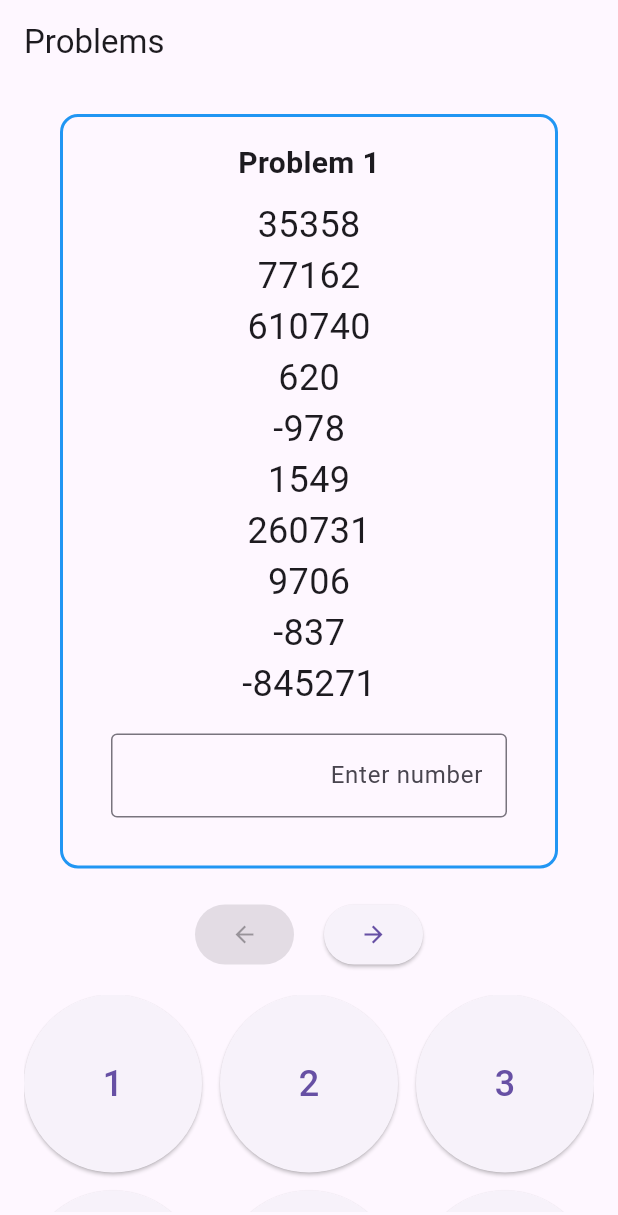
After one commit to Vultaire/sorokun, a Flutter app: the MainContainer screen opened directly, on a phone screen of 412 x 824 dp. The commit adds this screen. Shown: the top 1215 px of the screen. Run offline on Flutter 3.47's test engine with Material 3 defaults, Android fonts, the phone set to English and light mode, and no system bars; our stand-ins replace decimal.

Commit message:
rudimentary paper problem page

```diff
--- /dev/null
+++ b/lib/problem_generation/generation_spec.dart
@@ -0,0 +1,106 @@
+class GenerationSpec {
+  bool? allowMinus; // Flash, Variable Digits
+  bool? digitAllDifferent;
+  bool? neverNegative;
+  int? probCount;
+  int? digitCount; // Flash, Division, and Multiplication
+  int? length; // Flash
+  bool? integerDividend; // Division
+  bool? decimals; // Division and Multiplication
+  bool? controlDigitSplit; // Division and Multiplication
+  List<Map<String, int>>? problemSpec; // Variable Digits
+
+  GenerationSpec({
+    this.allowMinus,
+    this.digitAllDifferent,
+    this.neverNegative,
+    this.probCount,
+    this.digitCount,
+    this.integerDividend,
+    this.decimals,
+    this.controlDigitSplit,
+    this.problemSpec,
+  });
+}
+
+final kyuu_dan_spec = {
+  "10kyuu": {"digitCount": 3, "probCount": 5, "allowMinus": false},
+  "9kyuu": {"digitCount": 5, "probCount": 10, "allowMinus": true},
+  "8kyuu": {
+    "digitCount": 6,
+    "probCount": 20,
+    "allowMinus": true,
+    "decimals": true,
+  },
+  "7kyuu": {
+    "digitCount": 6,
+    "probCount": 20,
+    "allowMinus": true,
+    "decimals": true,
+  },
+  "6kyuu": {
+    "digitCount": 6,
+    "probCount": 20,
+    "allowMinus": true,
+    "decimals": true,
+  },
+  "5kyuu": {
+    "digitCount": 6,
+    "probCount": 20,
+    "allowMinus": true,
+    "decimals": true,
+  },
+  "4kyuu": {
+    "digitCount": 6,
+    "probCount": 20,
+    "allowMinus": true,
+    "decimals": true,
+  },
+  "3kyuu": {
+    "digitCount": 6,
+    "probCount": 20,
+    "allowMinus": true,
+    "decimals": true,
+  },
+  "2kyuu": {
+    "digitCount": 6,
+    "probCount": 20,
+    "allowMinus": true,
+    "decimals": true,
+  },
+  "1kyuu": {
+    "digitCount": 6,
+    "probCount": 20,
+    "allowMinus": true,
+    "decimals": true,
+    "neverNegative": true,
+    "problemSpec": [
+      {'digits': 3, 'count': 3},
+      {'digits': 4, 'count': 2},
+      {'digits': 5, 'count': 2},
+      {'digits': 6, 'count': 3},
+      {'minusCount': 3},
+      {'probCount': 15},
+    ],
+  },
+  "dan": {
+    "digitCount": 6,
+    "probCount": 20,
+    "allowMinus": true,
+    "decimals": true,
+  },
+};
+
+GenerationSpec getSpec(Map<String, dynamic> config) {
+  return GenerationSpec(
+    allowMinus: config["allowMinus"],
+    digitAllDifferent: config["digitAllDifferent"],
+    neverNegative: config["neverNegative"],
+    probCount: config["probCount"],
+    digitCount: config["digitCount"],
+    integerDividend: config["integerDividend"],
+    decimals: config["decimals"],
+    controlDigitSplit: config["controlDigitSplit"],
+    problemSpec: config["problemSpec"],
+  );
+}
--- /dev/null
+++ b/lib/problem_generation/variable_digits.dart
@@ -0,0 +1,76 @@
+import 'dart:math';
+import 'generation_spec.dart';
+
+class VariableDigitsProblem {
+  final GenerationSpec spec;
+  late List<List<int>> allProblems = [];
+  late List<int> sums = [];
+
+  VariableDigitsProblem({required this.spec}) {
+    final rand = Random();
+
+    int randomInt(int digits) {
+      int min = pow(10, digits - 1).toInt();
+      int max = pow(10, digits).toInt() - 1;
+
+      return min + rand.nextInt(max - min + 1);
+    }
+
+    for (int i = 0; i < (spec.probCount ?? 20); i++) {
+      List<int> problem = [];
+      for (var step in spec.problemSpec!) {
+        if (step.containsKey('digits')) {
+          int digits = step['digits']!;
+          int count = step['count']!;
+          for (int i = 0; i < count; i++) {
+            problem.add(randomInt(digits));
+          }
+        } else if (step.containsKey('minusCount')) {
+          int minusCount = step['minusCount']!;
+          var minusIndices = List.generate(problem.length, (i) => i)
+            ..shuffle(rand);
+
+          if (spec.neverNegative ?? false) {
+            bool ok = false;
+
+            while (!ok) {
+              problem.shuffle(rand);
+              problem = problem.map((x) => x.abs()).toList();
+
+              for (var i in minusIndices.take(minusCount)) {
+                problem[i] = -problem[i].abs();
+              }
+
+              int runningSum = 0;
+              ok = true;
+              for (var n in problem) {
+                runningSum += n;
+                if (runningSum < 0) {
+                  ok = false;
+                  minusIndices = List.generate(problem.length, (i) => i)
+                    ..shuffle(rand);
+                  break;
+                }
+              }
+            }
+          } else {
+            for (var i in minusIndices.take(minusCount)) {
+              problem[i] = -problem[i].abs();
+            }
+          }
+        }
+      }
+      allProblems.add(problem);
+      sums.add(problem.reduce((a, b) => a + b));
+    }
+  }
+}
+
+void main() {
+  var problem = VariableDigitsProblem(
+    spec: getSpec(kyuu_dan_spec["1kyuu"] as Map<String, dynamic>),
+  );
+
+  print(problem.allProblems);
+  print(problem.sums);
+}
--- /dev/null
+++ b/lib/screens/paper_problem.dart
@@ -0,0 +1,207 @@
+import 'package:flutter/material.dart';
+import 'package:soroban_app/problem_generation/generation_spec.dart';
+import 'package:soroban_app/problem_generation/variable_digits.dart';
+
+void main() {
+  runApp(const MainPage());
+}
+
+class MainPage extends StatelessWidget {
+  const MainPage({super.key});
+
+  @override
+  Widget build(BuildContext context) {
+    return MaterialApp(
+      theme: ThemeData(primarySwatch: Colors.blue),
+      home: const MainContainer(),
+    );
+  }
+}
+
+class MainContainer extends StatefulWidget {
+  const MainContainer({super.key});
+
+  @override
+  State<MainContainer> createState() => _MainContainerState();
+}
+
+class _MainContainerState extends State<MainContainer> {
+  late VariableDigitsProblem variableDigits;
+  late List<List<int>> currentProblemSet;
+  late List<int> currentProblem;
+  String selectedLevel = "1kyuu"; // default
+  int currentProblemIndex = 0;
+  final TextEditingController _controller = TextEditingController();
+
+  void _appendDigit(String digit) {
+    _controller.text += digit;
+  }
+
+  void _deleteDigit() {
+    if (_controller.text.isNotEmpty) {
+      _controller.text = _controller.text.substring(
+        0,
+        _controller.text.length - 1,
+      );
+    }
+  }
+
+  void _checkAnswer() {
+    // Get text from the controller
+    final inputText = _controller.text;
+
+    // Convert to integer
+    final inputNumber = int.tryParse(inputText);
+
+    setState(() {
+      currentProblemIndex++;
+    });
+
+    if (inputNumber == null) {
+      // Not a valid number
+      ScaffoldMessenger.of(context).showSnackBar(
+        const SnackBar(content: Text("Please enter a valid number")),
+      );
+      return;
+    }
+
+    if (inputNumber == variableDigits.sums[currentProblemIndex]) {
+      ScaffoldMessenger.of(
+        context,
+      ).showSnackBar(const SnackBar(content: Text("Correct! 🎉")));
+    } else {
+      ScaffoldMessenger.of(context).showSnackBar(
+        SnackBar(
+          content: Text(
+            "Wrong! The correct sum is ${variableDigits.sums[currentProblemIndex]}",
+          ),
+        ),
+      );
+    }
+  }
+
+  @override
+  void initState() {
+    super.initState();
+    _initializeProblem(selectedLevel);
+  }
+
+  void _initializeProblem(String level) {
+    final spec = getSpec(kyuu_dan_spec[level]!);
+    variableDigits = VariableDigitsProblem(spec: spec);
+    currentProblemSet = variableDigits.allProblems;
+    currentProblemIndex = 0;
+  }
+
+  @override
+  Widget build(BuildContext context) {
+    final currentProblem = currentProblemSet[currentProblemIndex];
+    return Scaffold(
+      appBar: AppBar(title: const Text("Problems")),
+      body: Column(
+        crossAxisAlignment: CrossAxisAlignment.end,
+        children: [
+          Container(
+            padding: EdgeInsets.all(16),
+            margin: EdgeInsets.symmetric(horizontal: 40, vertical: 20),
+            decoration: BoxDecoration(
+              border: Border.all(color: Colors.blue, width: 2),
+              borderRadius: BorderRadius.circular(12),
+            ),
+            child: Column(
+              children: [
+                Text(
+                  "Problem ${currentProblemIndex + 1}",
+                  style: TextStyle(fontSize: 20, fontWeight: FontWeight.bold),
+                ),
+                SizedBox(height: 10),
+                Column(
+                  children: currentProblem
+                      .map(
+                        (number) => Text(
+                          number.toString(),
+                          style: TextStyle(fontSize: 24),
+                        ),
+                      )
+                      .toList(),
+                ),
+                Padding(
+                  padding: const EdgeInsets.all(16.0),
+                  child: TextField(
+                    controller: _controller,
+                    readOnly: true, // prevent system keyboard
+                    textAlign: TextAlign.right,
+                    decoration: const InputDecoration(
+                      border: OutlineInputBorder(),
+                      hintText: "Enter number",
+                    ),
+                  ),
+                ),
+              ],
+            ),
+          ),
+          Row(
+            mainAxisAlignment: MainAxisAlignment.center,
+            children: [
+              ElevatedButton(
+                onPressed: currentProblemIndex > 0
+                    ? () {
+                        setState(() {
+                          currentProblemIndex--;
+                        });
+                      }
+                    : null, // disabled if at first
+                child: Icon(Icons.arrow_back),
+              ),
+              SizedBox(width: 20),
+              ElevatedButton(
+                onPressed: currentProblemIndex < currentProblemSet.length - 1
+                    ? () {
+                        setState(() {
+                          currentProblemIndex++;
+                        });
+                      }
+                    : null, // disabled if at last
+                child: Icon(Icons.arrow_forward),
+              ),
+            ],
+          ),
+
+          // Keypad buttons
+          Expanded(
+            child: Padding(
+              padding: const EdgeInsets.all(16.0),
+              child: GridView.count(
+                crossAxisCount: 3,
+                mainAxisSpacing: 12,
+                crossAxisSpacing: 12,
+                children: [
+                  for (var i = 1; i <= 9; i++)
+                    ElevatedButton(
+                      onPressed: () => _appendDigit(i.toString()),
+                      child: Text(
+                        i.toString(),
+                        style: const TextStyle(fontSize: 24),
+                      ),
+                    ),
+                  ElevatedButton(
+                    onPressed: _deleteDigit,
+                    child: const Icon(Icons.backspace),
+                  ),
+                  ElevatedButton(
+                    onPressed: () => _appendDigit('0'),
+                    child: const Text('0', style: TextStyle(fontSize: 24)),
+                  ),
+                  ElevatedButton(
+                    onPressed: _checkAnswer,
+                    child: const Icon(Icons.check),
+                  ),
+                ],
+              ),
+            ),
+          ),
+        ],
+      ),
+    );
+  }
+}
--- a/pubspec.yaml
+++ b/pubspec.yaml
@@ -1,5 +1,5 @@
-name: namer_app
-description: "A new Flutter project."
+name: soroban_app
+description: "Trainer for soroban."
 publish_to: 'none'
 version: 0.1.0
 
```
Also changed, not shown: lib/problem_generation/flash_gen.dart (renamed from lib/flash.dart, +8 -22 lines), lib/variable_digits.dart (deleted, +0 -86 lines), lib/problem_generation/abacus.dart (renamed from lib/abacus.dart), lib/problem_generation/division.dart (renamed from lib/division.dart), lib/screens/paper_problem_menu.dart (added).
